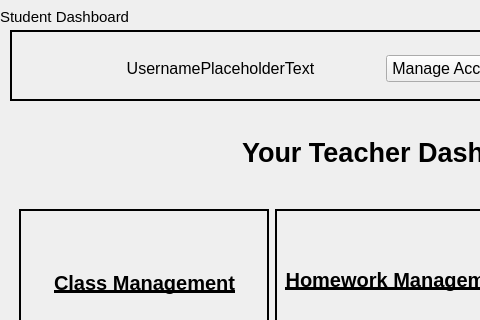
Old version of the form ui files/teacherDashboardPage.ui in the repository BXRSRUDIOS/a-level-coursework-project; both pictures show x 0 to 480 and y 0 to 320 of the 800 by 800 pixel window.
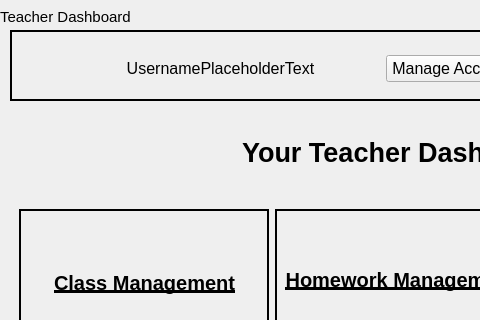
New version of the form. Icons and pictures are not drawn.

Diff of the .ui file:
```diff
--- a/ui files/teacherDashboardPage.ui
+++ b/ui files/teacherDashboardPage.ui
@@ -59,7 +59,7 @@
      <string notr="true"/>
     </property>
     <property name="text">
-     <string>Student Dashboard</string>
+     <string>Teacher Dashboard</string>
     </property>
    </widget>
    <widget class="QWidget" name="verticalLayoutWidget_2">
```
